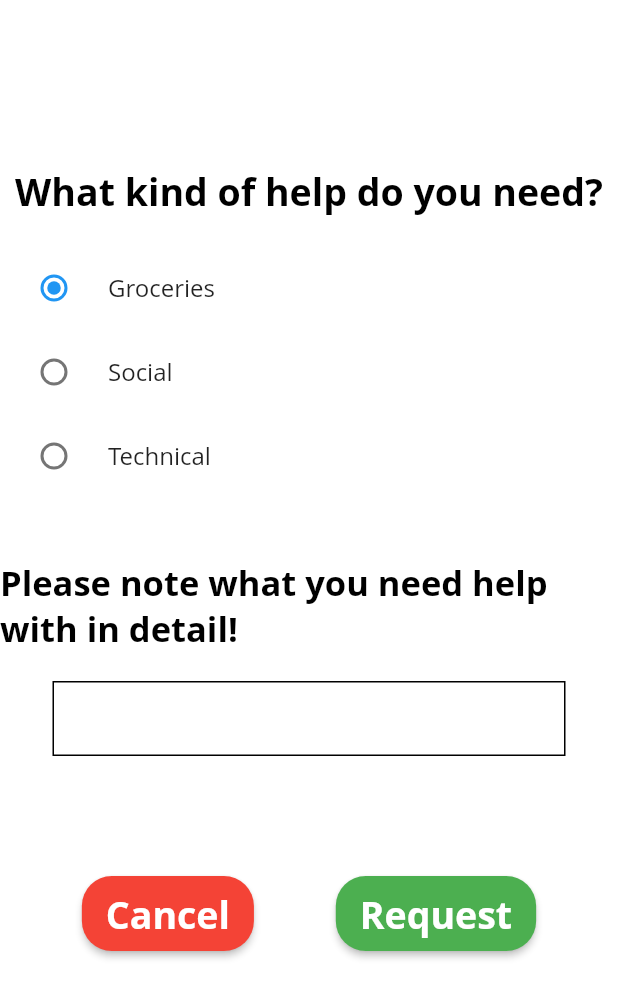
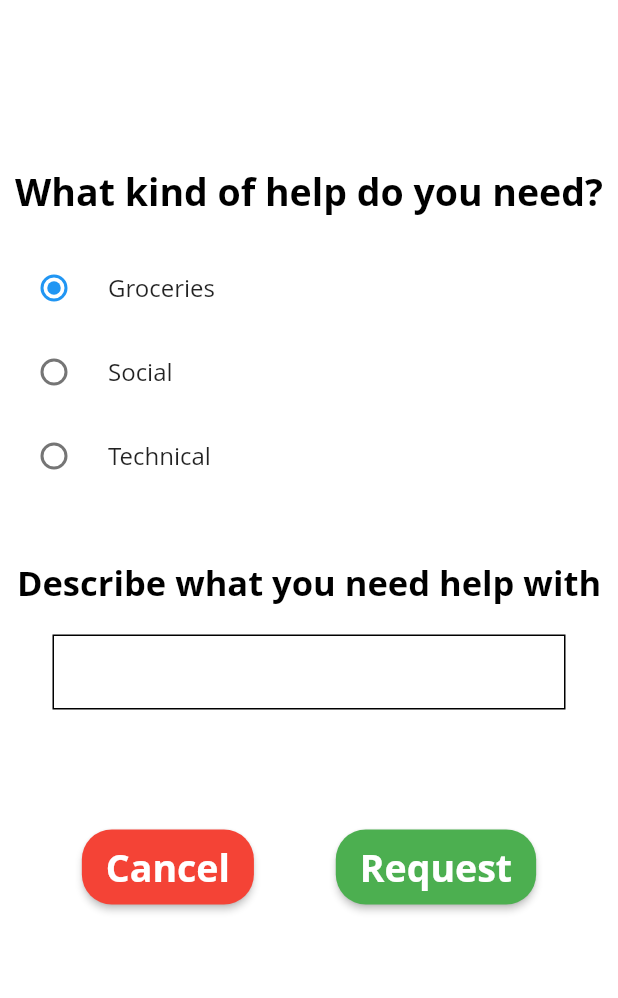
Before and after one commit to wolfieon/helpapp, a Flutter app: the NeedHelpView screen opened directly, on a phone screen of 412 x 824 dp. Shown: the top 998 px of the screen. Run offline on Flutter 3.47's test engine with Material 2 defaults, Android fonts, the phone set to English and light mode, and no system bars; our stand-ins replace cloud_firestore, curved_navigation_bar, eva_icons_flutter, firebase_auth, flutter_map, geolocator and 5 more; missing offline and left inert: agora_rtc_engine, social_share_plugin; accounts and stored records are empty.

Commit message:
Update need_help_view.dart

```diff
--- a/lib/ui/views/need_help_view.dart
+++ b/lib/ui/views/need_help_view.dart
@@ -114,7 +114,7 @@ class _NeedHelpViewState extends State<NeedHelpView> {
             ),
             SizedBox(height: 40),
             Align(
-              child: Text("Please note what you need help with in detail!",
+              child: Text("Describe what you need help with",
                   style: GoogleFonts.openSans(
                       textStyle: TextStyle(
                           color: Colors.black,
```
